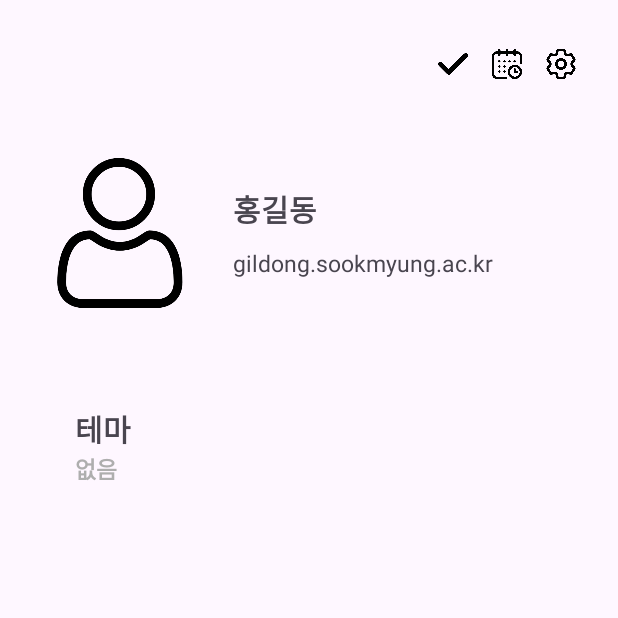
After one commit to YeBin0711/Timeline-Planner, an Android app: the SettingsActivity screen opened directly, with no data from a screen before it, on a phone screen of 412 x 824 dp, the top half of it. The commit adds this screen. Run offline under Robolectric (Android 15) with nearby library versions, the phone set to English and light mode, and no system bars.

Commit message:
설정 화면 레이아웃 1차 완료

```diff
--- a/app/build.gradle.kts
+++ b/app/build.gradle.kts
@@ -33,6 +33,9 @@ android {
     kotlinOptions {
         jvmTarget = "1.8"
     }
+    viewBinding {
+        enable = true
+    }
 }
 
 dependencies {
--- a/app/src/main/AndroidManifest.xml
+++ b/app/src/main/AndroidManifest.xml
@@ -13,6 +13,9 @@
         android:theme="@style/Theme.TimelinePlanner"
         tools:targetApi="31">
         <activity
+            android:name=".SettingsActivity"
+            android:exported="false" />
+        <activity
             android:name=".MainActivity"
             android:exported="true">
             <intent-filter>
--- /dev/null
+++ b/app/src/main/java/com/example/timelineplanner/SettingsActivity.kt
@@ -0,0 +1,27 @@
+package com.example.timelineplanner
+
+import android.os.Bundle
+import androidx.appcompat.app.AppCompatActivity
+import androidx.recyclerview.widget.LinearLayoutManager
+import com.example.timelineplanner.databinding.ActivitySettingsBinding
+
+class SettingsActivity : AppCompatActivity() {
+    override fun onCreate(savedInstanceState: Bundle?) {
+        super.onCreate(savedInstanceState)
+        val binding = ActivitySettingsBinding.inflate(layoutInflater)
+        setContentView(binding.root)
+        val settingNames = mutableListOf(
+            "테마",
+            "시간 표시 방식",
+            "공휴일 표시",
+            "달력 일정 정렬 방식",
+            "동기화",
+            "버전 정보",
+            "도움말",
+            "로그아웃"
+        )
+
+        binding.settingList.layoutManager = LinearLayoutManager(this)
+        binding.settingList.adapter = SettingsAdapter(settingNames)
+    }
+}
--- /dev/null
+++ b/app/src/main/java/com/example/timelineplanner/SettingsViewHolderAndAdapter.kt
@@ -0,0 +1,32 @@
+package com.example.timelineplanner
+
+import android.view.LayoutInflater
+import android.view.View
+import android.view.ViewGroup
+import androidx.recyclerview.widget.RecyclerView
+import com.example.timelineplanner.databinding.SettingsItemBinding
+
+class SettingsViewHolder (val binding: SettingsItemBinding) : RecyclerView.ViewHolder(binding.root)
+class SettingsAdapter(val settingNames: MutableList<String>) : RecyclerView.Adapter<RecyclerView.ViewHolder>() {
+    override fun getItemCount(): Int {
+        return settingNames.size
+    }
+
+    override fun onCreateViewHolder(parent: ViewGroup, viewType: Int): RecyclerView.ViewHolder {
+        val binding = SettingsItemBinding.inflate(LayoutInflater.from(parent.context), parent, false)
+        return SettingsViewHolder(binding)
+    }
+
+    override fun onBindViewHolder(holder: RecyclerView.ViewHolder, position: Int) {
+        val binding = (holder as SettingsViewHolder).binding
+        binding.settingName.text = settingNames[position]
+
+        when (position) {
+            0 -> binding.themeSetting.visibility = View.VISIBLE
+            1 -> binding.timeStyleSetting.visibility = View.VISIBLE
+            2 -> binding.holidaySetting.visibility = View.VISIBLE
+            3 -> binding.sortingSetting.visibility = View.VISIBLE
+            5 -> binding.versionSetting.visibility = View.VISIBLE
+        }
+    }
+}
--- /dev/null
+++ b/app/src/main/res/layout/activity_settings.xml
@@ -0,0 +1,67 @@
+<?xml version="1.0" encoding="utf-8"?>
+<LinearLayout xmlns:android="http://schemas.android.com/apk/res/android"
+    xmlns:app="http://schemas.android.com/apk/res-auto"
+    xmlns:tools="http://schemas.android.com/tools"
+    android:orientation="vertical"
+    android:layout_width="match_parent"
+    android:layout_height="match_parent">
+
+    <LinearLayout
+        android:layout_width="match_parent"
+        android:layout_height="wrap_content"
+        android:orientation="vertical"
+        android:paddingBottom="20dp">
+
+        <include
+            layout="@layout/menu"
+            android:layout_width="wrap_content"
+            android:layout_height="85dp"
+            android:layout_marginRight="20dp"
+            android:layout_gravity="right"/>
+
+        <RelativeLayout
+            android:layout_width="match_parent"
+            android:layout_height="140dp"
+            android:layout_marginHorizontal="30dp">
+
+            <ImageView
+                android:id="@+id/profileImage"
+                android:layout_width="100dp"
+                android:layout_height="100dp"
+                android:layout_centerVertical="true"
+                android:layout_alignParentLeft="true"
+                android:src="@drawable/user" />
+
+            <LinearLayout
+                android:layout_width="wrap_content"
+                android:layout_height="wrap_content"
+                android:layout_toRightOf="@id/profileImage"
+                android:layout_centerVertical="true"
+                android:layout_marginLeft="20dp"
+                android:orientation="vertical">
+
+                <TextView
+                    android:id="@+id/username"
+                    android:layout_width="match_parent"
+                    android:layout_height="wrap_content"
+                    android:padding="5dp"
+                    android:textStyle="bold"
+                    android:textSize="20sp"
+                    android:text="홍길동" />
+
+                <TextView
+                    android:id="@+id/email"
+                    android:layout_width="match_parent"
+                    android:layout_height="wrap_content"
+                    android:padding="5dp"
+                    android:textSize="15sp"
+                    android:text="gildong.sookmyung.ac.kr" />
+            </LinearLayout>
+        </RelativeLayout>
+    </LinearLayout>
+
+    <androidx.recyclerview.widget.RecyclerView
+        android:id="@+id/setting_list"
+        android:layout_width="match_parent"
+        android:layout_height="match_parent"/>
+</LinearLayout>
--- /dev/null
+++ b/app/src/main/res/layout/settings_item.xml
@@ -0,0 +1,57 @@
+<?xml version="1.0" encoding="utf-8"?>
+<LinearLayout xmlns:android="http://schemas.android.com/apk/res/android"
+    android:layout_width="match_parent"
+    android:layout_height="match_parent"
+    android:paddingVertical="25dp"
+    android:paddingHorizontal="50dp"
+    android:orientation="vertical">
+
+    <TextView
+        android:id="@+id/setting_name"
+        android:layout_width="match_parent"
+        android:layout_height="wrap_content"
+        style="@style/settingName"/>
+
+
+
+
+    <TextView
+        android:text="없음"
+        android:id="@+id/theme_setting"
+        android:layout_width="match_parent"
+        android:layout_height="wrap_content"
+        android:visibility="gone"
+        style="@style/settingItem"/>
+
+    <TextView
+        android:text="없음"
+        android:id="@+id/time_style_setting"
+        android:layout_width="match_parent"
+        android:layout_height="wrap_content"
+        android:visibility="gone"
+        style="@style/settingItem"/>
+
+    <androidx.appcompat.widget.SwitchCompat
+        android:id="@+id/holiday_setting"
+        android:layout_width="match_parent"
+        android:layout_height="wrap_content"
+        android:visibility="gone"
+        style="@style/settingItem"/>
+
+    <TextView
+        android:text="없음"
+        android:id="@+id/sorting_setting"
+        android:layout_width="match_parent"
+        android:layout_height="wrap_content"
+        android:visibility="gone"
+        style="@style/settingItem"/>
+
+    <TextView
+        android:text="없음"
+        android:id="@+id/version_setting"
+        android:layout_width="match_parent"
+        android:layout_height="wrap_content"
+        android:visibility="gone"
+        style="@style/settingItem"/>
+
+</LinearLayout>
--- a/app/src/main/res/values/themes.xml
+++ b/app/src/main/res/values/themes.xml
@@ -6,4 +6,15 @@
     </style>
 
     <style name="Theme.TimelinePlanner" parent="Base.Theme.TimelinePlanner" />
+
+    <style name="settingName">
+        <item name="android:textSize">20sp</item>
+        <item name="android:textStyle">bold</item>
+    </style>
+
+    <style name="settingItem">
+        <item name="android:textSize">15sp</item>
+        <item name="android:textStyle">bold</item>
+        <item name="android:textColor">#AEAEAE</item>
+    </style>
 </resources>
```
